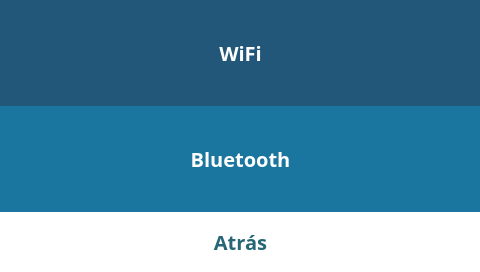
Giocerz/water_quality_rpi_unal, file src/views/SettingsMenuView/SettingsMenu.ui: the form before one commit.
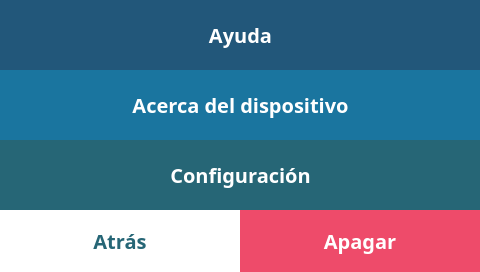
The form after the commit.

Commit message: feat: implement SettingsMenu UI and connect navigation actions

The edit to the form file:
```diff
--- a/src/views/SettingsMenuView/SettingsMenu.ui
+++ b/src/views/SettingsMenuView/SettingsMenu.ui
@@ -32,7 +32,7 @@
       <x>0</x>
       <y>0</y>
       <width>481</width>
-      <height>106</height>
+      <height>70</height>
      </rect>
     </property>
     <property name="styleSheet">
@@ -42,7 +42,7 @@
 }</string>
     </property>
     <property name="text">
-     <string>WiFi</string>
+     <string>Ayuda</string>
     </property>
     <property name="iconSize">
      <size>
@@ -55,9 +55,9 @@
     <property name="geometry">
      <rect>
       <x>0</x>
-      <y>106</y>
+      <y>70</y>
       <width>481</width>
-      <height>106</height>
+      <height>70</height>
      </rect>
     </property>
     <property name="styleSheet">
@@ -67,7 +67,7 @@
 }</string>
     </property>
     <property name="text">
-     <string>Bluetooth</string>
+     <string>Acerca del dispositivo</string>
     </property>
     <property name="iconSize">
      <size>
@@ -80,9 +80,9 @@
     <property name="geometry">
      <rect>
       <x>0</x>
-      <y>212</y>
-      <width>481</width>
-      <height>60</height>
+      <y>210</y>
+      <width>240</width>
+      <height>62</height>
      </rect>
     </property>
     <property name="styleSheet">
@@ -101,6 +101,56 @@
      </size>
     </property>
    </widget>
+   <widget class="QPushButton" name="settingsBtn">
+    <property name="geometry">
+     <rect>
+      <x>0</x>
+      <y>140</y>
+      <width>481</width>
+      <height>70</height>
+     </rect>
+    </property>
+    <property name="styleSheet">
+     <string notr="true">QPushButton {
+	background-color: #266676;
+	color: white;
+}</string>
+    </property>
+    <property name="text">
+     <string>Configuración</string>
+    </property>
+    <property name="iconSize">
+     <size>
+      <width>50</width>
+      <height>50</height>
+     </size>
+    </property>
+   </widget>
+   <widget class="QPushButton" name="powerBtn">
+    <property name="geometry">
+     <rect>
+      <x>240</x>
+      <y>210</y>
+      <width>240</width>
+      <height>62</height>
+     </rect>
+    </property>
+    <property name="styleSheet">
+     <string notr="true">QPushButton {
+	background-color: #ee4b6a;
+	color: white;
+}</string>
+    </property>
+    <property name="text">
+     <string>Apagar</string>
+    </property>
+    <property name="iconSize">
+     <size>
+      <width>50</width>
+      <height>50</height>
+     </size>
+    </property>
+   </widget>
   </widget>
  </widget>
  <resources/>
```
Left out of the diff: 4 changed lines with no effect on the pictures. The commit also changes 4 other files.
